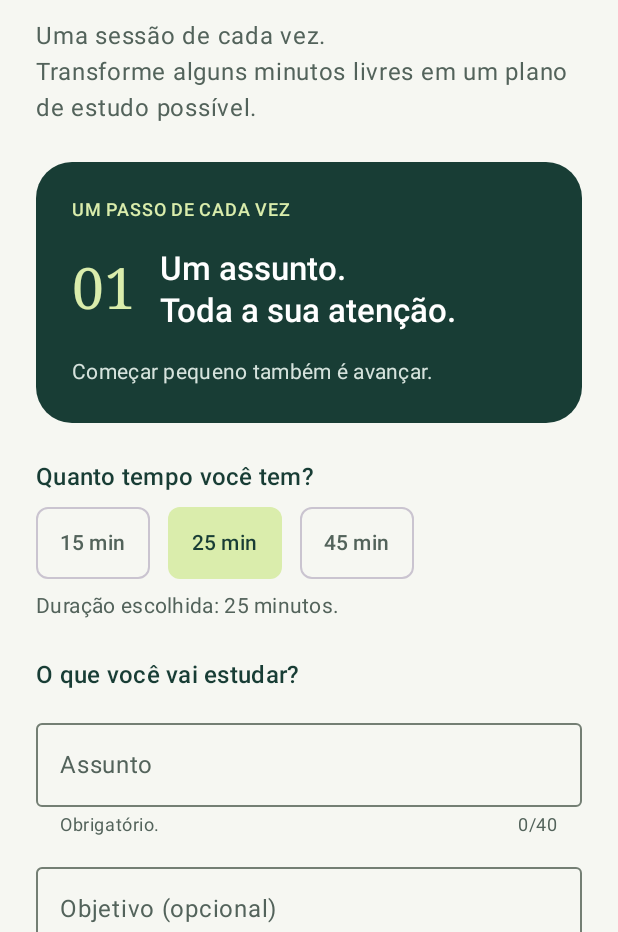
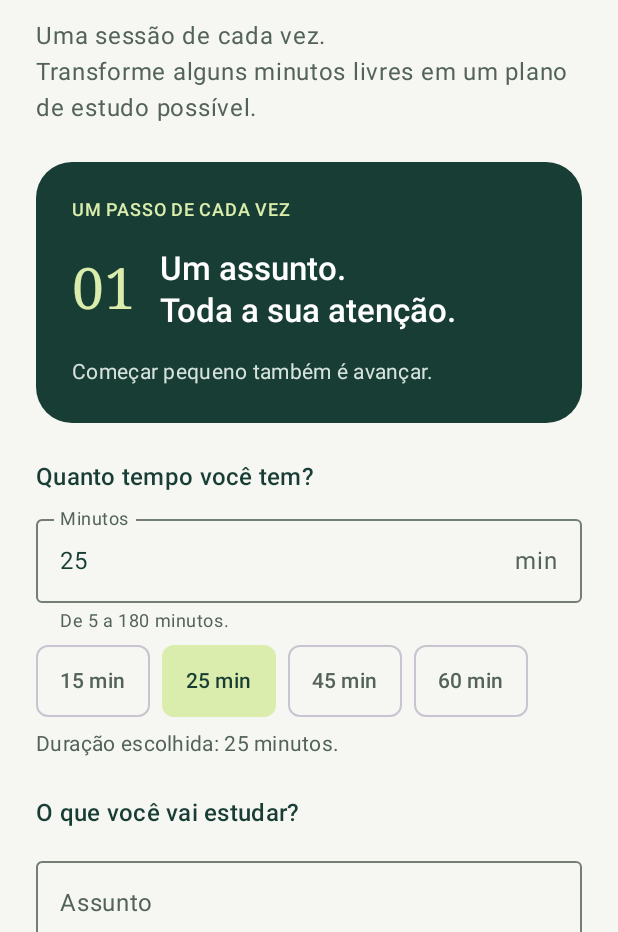
Before and after one commit to Joao904/ritmo-sprints, an Android app built with Jetpack Compose: the screen it shows after launch (MainActivity), on a phone screen of 412 x 824 dp, the part 304-1236 px from its top. Run offline under Robolectric (Android 15) with nearby library versions, the phone set to English and light mode, and no system bars; our stand-ins replace Room's generated code.

Commit message:
feat: let the student type the session duration
Co-Authored-By: Claude Opus 5.5 <noreply@anthropic.com>
Claude-Session: https://claude.ai/code/session_01E2sQ1PkPeivorK7iFCHZqa

```diff
--- a/projects/team-09/app/app/src/main/java/br/unemat/ritmo/model/SessionInput.kt
+++ b/projects/team-09/app/app/src/main/java/br/unemat/ritmo/model/SessionInput.kt
@@ -8,6 +8,11 @@ object SessionRules {
     const val SUBJECT_MIN = 3
     const val SUBJECT_MAX = 40
     const val GOAL_MAX = 80
+
+    /** Sprint 06: a duração passou a ser digitada pelo estudante (antes eram só 15, 25 ou 45). */
+    const val MINUTES_MIN = 5
+    const val MINUTES_MAX = 180
+    const val MINUTES_DEFAULT = 25
 
     /** VR-01, VR-02 e VR-03: assunto obrigatório, de 3 a 40 caracteres (sem contar espaços nas pontas). */
     fun subjectError(raw: String): String? {
@@ -26,4 +31,18 @@ object SessionRules {
 
     fun isValid(subject: String, goal: String): Boolean =
         subjectError(subject) == null && goalError(goal) == null
+
+    /** VR-05: duração obrigatória, número inteiro de 5 a 180 minutos. */
+    fun minutesError(raw: String): String? {
+        val minutes = raw.trim().toIntOrNull()
+        return when {
+            minutes == null -> "Informe quantos minutos você vai estudar."
+            minutes < MINUTES_MIN -> "Use pelo menos $MINUTES_MIN minutos."
+            minutes > MINUTES_MAX -> "Use no máximo $MINUTES_MAX minutos."
+            else -> null
+        }
+    }
+
+    fun isValid(subject: String, goal: String, minutes: String): Boolean =
+        isValid(subject, goal) && minutesError(minutes) == null
 }
--- a/projects/team-09/app/app/src/main/java/br/unemat/ritmo/ui/DurationPicker.kt
+++ b/projects/team-09/app/app/src/main/java/br/unemat/ritmo/ui/DurationPicker.kt
@@ -1,28 +1,52 @@
 package br.unemat.ritmo.ui
 
 import androidx.compose.foundation.layout.*
+import androidx.compose.foundation.text.KeyboardOptions
 import androidx.compose.material3.*
 import androidx.compose.runtime.Composable
 import androidx.compose.ui.Modifier
-import androidx.compose.ui.semantics.Role
-import androidx.compose.ui.semantics.role
-import androidx.compose.ui.semantics.semantics
+import androidx.compose.ui.text.input.ImeAction
+import androidx.compose.ui.text.input.KeyboardType
 import androidx.compose.ui.unit.dp
+import br.unemat.ritmo.model.SessionRules
 
+/**
+ * Duração da sessão (Sprint 06): o estudante digita quantos minutos tem.
+ * Os atalhos só preenchem o campo com valores comuns.
+ * O campo aceita apenas dígitos (até 3); o intervalo é conferido por SessionRules.minutesError.
+ */
 @Composable
-fun DurationPicker(selectedMinutes: Int, onSelect: (Int) -> Unit) {
+fun DurationPicker(minutesText: String, showErrors: Boolean, onMinutesChange: (String) -> Unit) {
+    val error = if (showErrors) SessionRules.minutesError(minutesText) else null
+    val validMinutes = minutesText.toIntOrNull()?.takeIf { SessionRules.minutesError(minutesText) == null }
+
     Column(verticalArrangement = Arrangement.spacedBy(8.dp)) {
         Text("Quanto tempo você tem?", style = MaterialTheme.typography.titleMedium)
-        Row(horizontalArrangement = Arrangement.spacedBy(12.dp)) {
-            listOf(15, 25, 45).forEach { minutes ->
+        OutlinedTextField(
+            value = minutesText,
+            onValueChange = { new -> if (new.length <= 3 && new.all(Char::isDigit)) onMinutesChange(new) },
+            label = { Text("Minutos") },
+            suffix = { Text("min") },
+            singleLine = true,
+            isError = error != null,
+            supportingText = {
+                Text(error ?: "De ${SessionRules.MINUTES_MIN} a ${SessionRules.MINUTES_MAX} minutos.")
+            },
+            keyboardOptions = KeyboardOptions(keyboardType = KeyboardType.Number, imeAction = ImeAction.Next),
+            modifier = Modifier.fillMaxWidth()
+        )
+        Row(horizontalArrangement = Arrangement.spacedBy(8.dp)) {
+            listOf(15, 25, 45, 60).forEach { minutes ->
                 FilterChip(
-                    selected = selectedMinutes == minutes,
-                    onClick = { onSelect(minutes) },
+                    selected = minutesText == minutes.toString(),
+                    onClick = { onMinutesChange(minutes.toString()) },
                     label = { Text("$minutes min") },
-                    modifier = Modifier.heightIn(min = 48.dp).semantics { role = Role.RadioButton }
+                    modifier = Modifier.heightIn(min = 48.dp)
                 )
             }
         }
-        Text("Duração escolhida: $selectedMinutes minutos.", color = Muted, style = MaterialTheme.typography.bodyMedium)
+        if (validMinutes != null) {
+            Text("Duração escolhida: $validMinutes minutos.", color = Muted, style = MaterialTheme.typography.bodyMedium)
+        }
     }
 }
--- a/projects/team-09/app/app/src/main/java/br/unemat/ritmo/ui/RitmoApp.kt
+++ b/projects/team-09/app/app/src/main/java/br/unemat/ritmo/ui/RitmoApp.kt
@@ -18,7 +18,9 @@ private const val PLAN = "plano"
 fun RitmoApp(repository: SessionRepository) {
     val navController = rememberNavController()
     // Shared by both destinations; returning from the plan preserves the choice.
-    var selectedMinutes by rememberSaveable { mutableStateOf(25) }
+    // Sprint 06: the student types the duration; it is kept as text while being edited.
+    var minutesText by rememberSaveable { mutableStateOf(SessionRules.MINUTES_DEFAULT.toString()) }
+    val selectedMinutes = minutesText.toIntOrNull() ?: SessionRules.MINUTES_DEFAULT
     // Form state (Sprint 04): the text fields only show what is stored here.
     var subject by rememberSaveable { mutableStateOf("") }
     var goal by rememberSaveable { mutableStateOf("") }
@@ -33,8 +35,8 @@ fun RitmoApp(repository: SessionRepository) {
     NavHost(navController = navController, startDestination = HOME) {
         composable(HOME) {
             WelcomeScreen(
-                selectedMinutes = selectedMinutes,
-                onSelect = { selectedMinutes = it },
+                minutesText = minutesText,
+                onMinutesChange = { minutesText = it },
                 subject = subject,
                 goal = goal,
                 showErrors = showErrors,
@@ -42,7 +44,7 @@ fun RitmoApp(repository: SessionRepository) {
                 onGoalChange = { goal = it },
                 onPlan = {
                     // Invalid input: show the messages and stay on this screen.
-                    if (SessionRules.isValid(subject, goal)) {
+                    if (SessionRules.isValid(subject, goal, minutesText)) {
                         navController.navigate(PLAN) { launchSingleTop = true }
                     } else {
                         showErrors = true
--- a/projects/team-09/app/app/src/main/java/br/unemat/ritmo/ui/WelcomeScreen.kt
+++ b/projects/team-09/app/app/src/main/java/br/unemat/ritmo/ui/WelcomeScreen.kt
@@ -19,8 +19,8 @@ import androidx.compose.ui.unit.dp
 
 @Composable
 fun WelcomeScreen(
-    selectedMinutes: Int,
-    onSelect: (Int) -> Unit,
+    minutesText: String,
+    onMinutesChange: (String) -> Unit,
     subject: String,
     goal: String,
     showErrors: Boolean,
@@ -45,7 +45,7 @@ fun WelcomeScreen(
                     style = MaterialTheme.typography.bodyLarge, color = Muted)
             }
             FocusCard()
-            DurationPicker(selectedMinutes = selectedMinutes, onSelect = onSelect)
+            DurationPicker(minutesText = minutesText, showErrors = showErrors, onMinutesChange = onMinutesChange)
             SessionForm(
                 subject = subject,
                 goal = goal,
@@ -99,7 +99,7 @@ private fun FocusCard() {
 private fun WelcomePreview() {
     RitmoTheme {
         WelcomeScreen(
-            25, {}, "Cálculo I", "", false, {}, {}, {},
+            "25", {}, "Cálculo I", "", false, {}, {}, {},
             summary = HistorySummary(1, 25),
             sessions = listOf(StudySession(1, "Cálculo I", "resolver 5 exercícios", 25, 0L)),
             snackbarHostState = remember { SnackbarHostState() }
```
